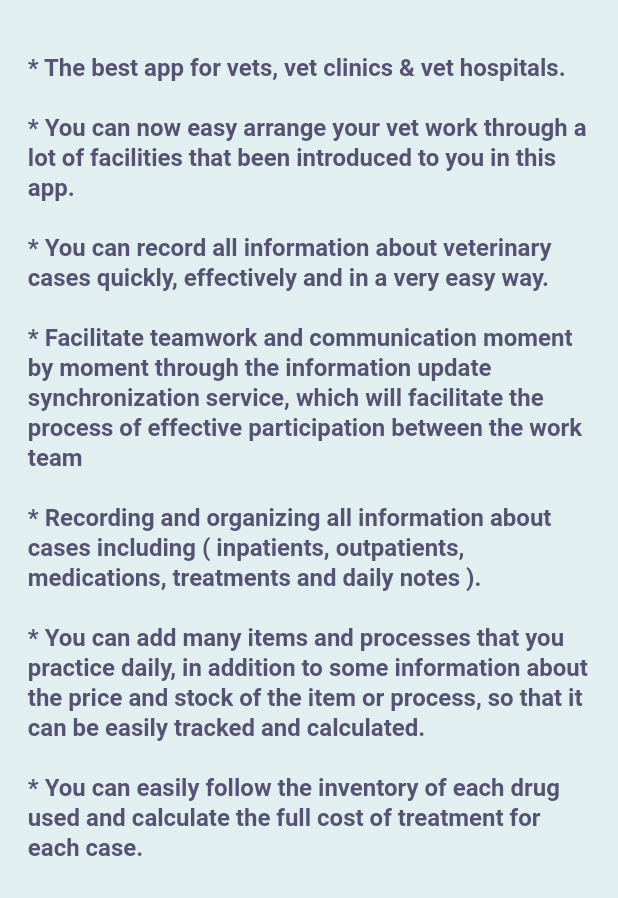
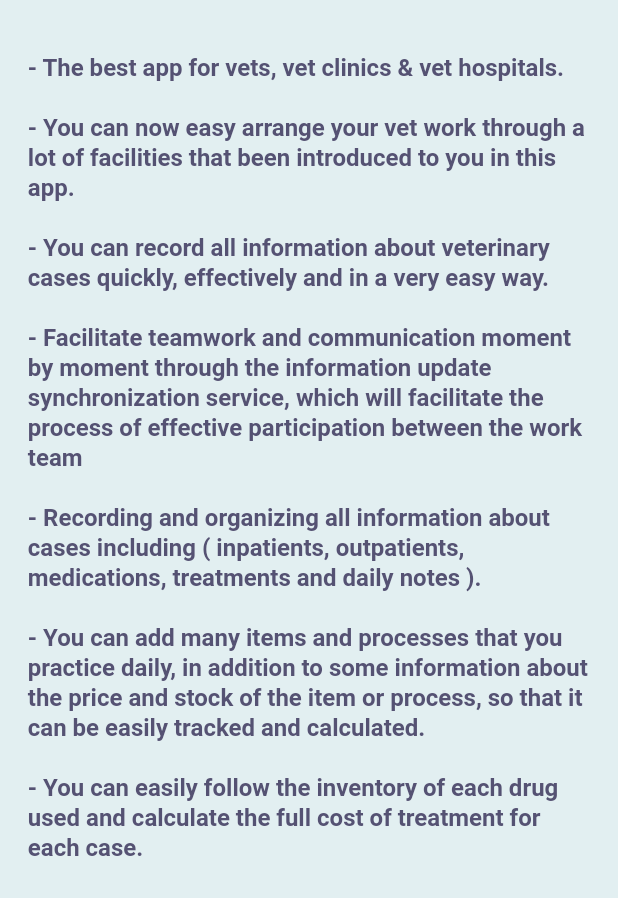
Before and after one commit to fooxerone/vets_club_fut, a Flutter app: the InfoScreen screen opened by its route, on a phone screen of 412 x 824 dp, the part 338-1236 px from its top. Run offline on Flutter 3.47's test engine with Material 2 defaults, Android fonts, the phone set to English and light mode, and no system bars; our stand-ins replace google_fonts.

```diff
--- a/lib/pages/info_screen/information_screen.dart
+++ b/lib/pages/info_screen/information_screen.dart
@@ -30,15 +30,15 @@ class InfoScreen extends StatelessWidget {
             Padding(
               padding: EdgeInsets.all(size.width * 0.045),
               child: Text(
-                '* The best app for vets, vet clinics & vet hospitals.\n\n'
-                '* You can now easy arrange your vet work through a lot of facilities that been introduced to you in this app.\n\n'
-                    '* You can record all information about veterinary cases quickly, effectively and in a very easy way.\n\n'
-                    '* Facilitate teamwork and communication moment by moment through the information update synchronization service, which will facilitate the process of effective participation between the work team\n\n'
-                    '* Recording and organizing all information about cases including ( inpatients, outpatients, medications, treatments and daily notes ).\n\n'
-                    '* You can add many items and processes that you practice daily, in addition to some information about the price and stock of the item or process, so that it can be easily tracked and calculated.\n\n'
-                    '* You can easily follow the inventory of each drug used and calculate the full cost of treatment for each case.\n\n'
-                    '* You can easily control and contact the clients of the clinic.\n\n'
-                    '* You can control the promotion of your clinic and receive customer requests by subscribing to the VETS CLUB promotion service.\n\n',
+                    '- The best app for vets, vet clinics & vet hospitals.\n\n'
+                    '- You can now easy arrange your vet work through a lot of facilities that been introduced to you in this app.\n\n'
+                    '- You can record all information about veterinary cases quickly, effectively and in a very easy way.\n\n'
+                    '- Facilitate teamwork and communication moment by moment through the information update synchronization service, which will facilitate the process of effective participation between the work team\n\n'
+                    '- Recording and organizing all information about cases including ( inpatients, outpatients, medications, treatments and daily notes ).\n\n'
+                    '- You can add many items and processes that you practice daily, in addition to some information about the price and stock of the item or process, so that it can be easily tracked and calculated.\n\n'
+                    '- You can easily follow the inventory of each drug used and calculate the full cost of treatment for each case.\n\n'
+                    '- You can easily control and contact the clients of the clinic.\n\n'
+                    '- You can control the promotion of your clinic and receive customer requests by subscribing to the VETS CLUB promotion service.\n\n',
                 style: Theme.of(context)
                     .textTheme
                     .bodyMedium
```
